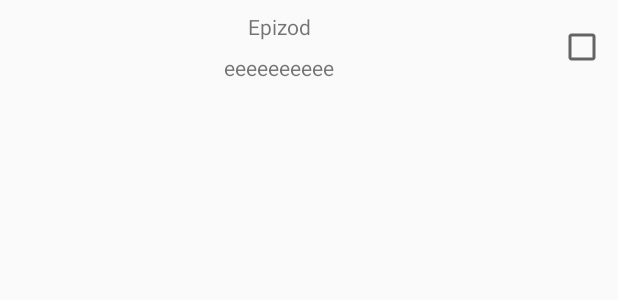
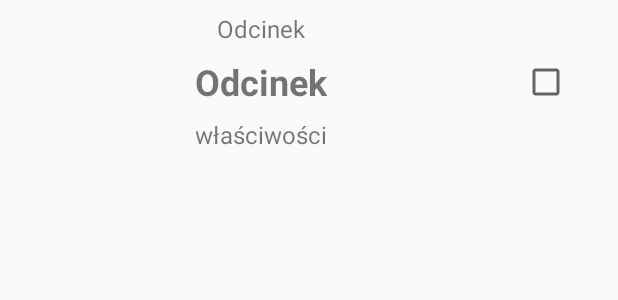
Before and after one commit to maciejprogramuje/Miazga1, an Android app: the layout episode_item.xml on its own in the app's theme, with its tools: preview values and no code run, on a phone screen of 412 x 824 dp. Shown: the top 300 px of the screen. Run offline under Robolectric (Android 15) with nearby library versions, the phone set to English and light mode, and no system bars.

Commit message:
drobne poprawki wyglądu

```diff
--- a/app/src/main/java/com/facebook/maciejprogramuje/miazga1/models/Video.java
+++ b/app/src/main/java/com/facebook/maciejprogramuje/miazga1/models/Video.java
@@ -1,8 +1,11 @@
 package com.facebook.maciejprogramuje.miazga1.models;
 
+import android.annotation.SuppressLint;
 import android.net.Uri;
+import android.util.Log;
 
 import java.util.Objects;
+import java.util.concurrent.TimeUnit;
 import java.util.regex.Matcher;
 import java.util.regex.Pattern;
 
--- a/app/src/main/java/com/facebook/maciejprogramuje/miazga1/views/SeasonsFragment.java
+++ b/app/src/main/java/com/facebook/maciejprogramuje/miazga1/views/SeasonsFragment.java
@@ -2,6 +2,7 @@ package com.facebook.maciejprogramuje.miazga1.views;
 
 import android.os.Bundle;
 
+import androidx.recyclerview.widget.DividerItemDecoration;
 import androidx.recyclerview.widget.LinearLayoutManager;
 import androidx.recyclerview.widget.RecyclerView;
 
@@ -34,8 +35,11 @@ public class SeasonsFragment extends Fragment {
         VideoDbHandler miazgaVideoDb = new VideoDbHandler(view.getContext());
         miazgaVideoDb.fillDatabase(mediaStoreHelper.getVideos());
 
+        LinearLayoutManager linearLayoutManager = new LinearLayoutManager(view.getContext());
         RecyclerView seasonRecyclerView = view.findViewById(R.id.season_recycler_view);
-        seasonRecyclerView.setLayoutManager(new LinearLayoutManager(view.getContext()));
+        seasonRecyclerView.setLayoutManager(linearLayoutManager);
+        seasonRecyclerView.addItemDecoration(new DividerItemDecoration(view.getContext(), DividerItemDecoration.VERTICAL));
+
         SeasonAdapter seasonAdapter = new SeasonAdapter(view.getContext(),
                 miazgaVideoDb,
                 SeasonsFragment.this);
--- a/app/src/main/res/layout/episode_item.xml
+++ b/app/src/main/res/layout/episode_item.xml
@@ -7,13 +7,12 @@
     android:layout_height="wrap_content" >
 
     <TextView
-        android:id="@+id/episode_label_text_view"
+        android:id="@+id/episode_number_text_view"
         android:layout_width="wrap_content"
         android:layout_height="wrap_content"
-        android:layout_marginStart="8dp"
         android:layout_marginTop="8dp"
-        android:layout_marginEnd="8dp"
-        android:text="Epizod"
+        android:text="Odcinek"
+        android:textSize="16sp"
         app:layout_constraintEnd_toStartOf="@+id/watched_checkbox"
         app:layout_constraintStart_toStartOf="parent"
         app:layout_constraintTop_toTopOf="parent" />
@@ -21,29 +20,38 @@
     <TextView
         android:id="@+id/episode_name_text_view"
         android:layout_width="wrap_content"
-        android:layout_height="19dp"
-        android:layout_marginStart="8dp"
+        android:layout_height="wrap_content"
         android:layout_marginTop="8dp"
-        android:layout_marginEnd="8dp"
+        android:text="Odcinek"
+        android:textSize="24sp"
+        android:textStyle="bold"
+        app:layout_constraintEnd_toStartOf="@+id/watched_checkbox"
+        app:layout_constraintStart_toStartOf="parent"
+        app:layout_constraintTop_toBottomOf="@+id/episode_number_text_view" />
+
+    <TextView
+        android:id="@+id/episode_properties_text_view"
+        android:layout_width="wrap_content"
+        android:layout_height="wrap_content"
+        android:layout_marginTop="8dp"
         android:layout_marginBottom="8dp"
-        android:text="eeeeeeeeee"
+        android:text="właściwości"
+        android:textSize="16sp"
         app:layout_constraintBottom_toBottomOf="parent"
         app:layout_constraintEnd_toStartOf="@+id/watched_checkbox"
         app:layout_constraintStart_toStartOf="parent"
-        app:layout_constraintTop_toBottomOf="@+id/episode_label_text_view" />
+        app:layout_constraintTop_toBottomOf="@+id/episode_name_text_view"
+        app:layout_constraintVertical_bias="1.0" />
 
     <CheckBox
         android:id="@+id/watched_checkbox"
-        android:layout_width="wrap_content"
+        android:layout_width="48dp"
         android:layout_height="wrap_content"
-        android:layout_marginEnd="8dp"
+        android:layout_marginEnd="16dp"
+        android:minWidth="48dp"
+        android:minHeight="48dp"
         app:layout_constraintBottom_toBottomOf="parent"
         app:layout_constraintEnd_toEndOf="parent"
         app:layout_constraintTop_toTopOf="parent" />
 
-    <androidx.constraintlayout.widget.Barrier
-        android:layout_width="wrap_content"
-        android:layout_height="wrap_content"
-        app:barrierDirection="top" />
-
 </androidx.constraintlayout.widget.ConstraintLayout>
```
Also changed, not shown: app/src/main/java/com/facebook/maciejprogramuje/miazga1/commons/EpisodeItemViewHolder.java (+18 -9 lines), app/src/main/java/com/facebook/maciejprogramuje/miazga1/models/Episode.java (+13 -3 lines), app/src/main/java/com/facebook/maciejprogramuje/miazga1/models/VideoDbHandler.java (+41 -9 lines), app/src/main/java/com/facebook/maciejprogramuje/miazga1/views/EpisodesFragment.java (+5 -3 lines), app/src/main/res/layout/fragment_episodes.xml (+2 -11 lines), app/src/main/res/layout/fragment_seasons.xml (+9 -17 lines), app/src/main/res/layout/season_item.xml (+4 -4 lines), app/src/main/res/values/strings.xml (+4 -6 lines).
